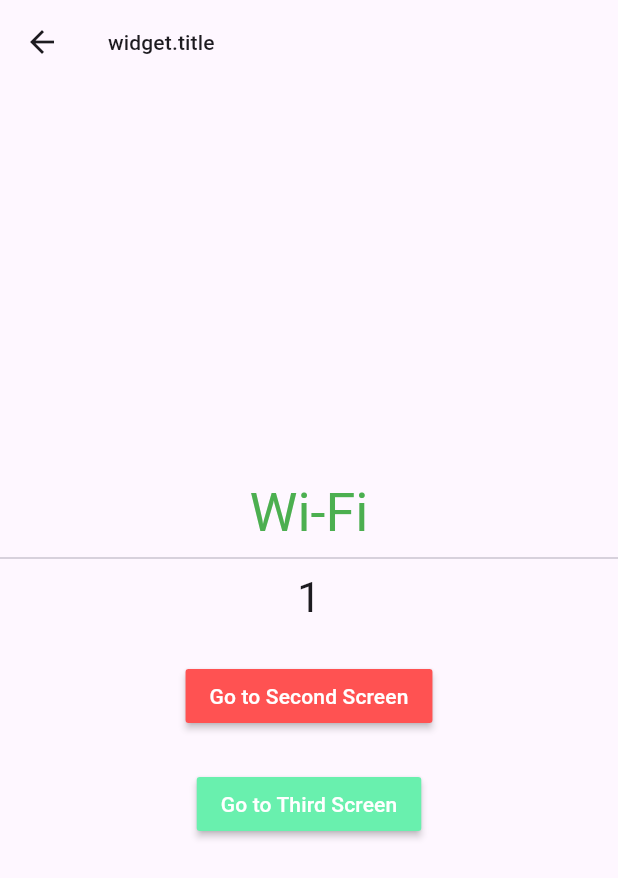
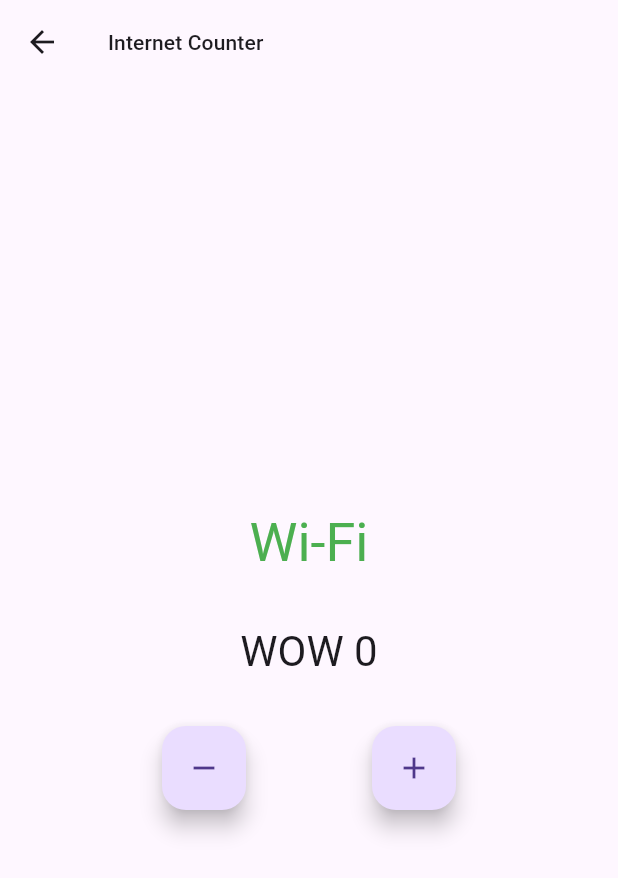
Before and after one commit to RamanGodun/Bloc-Cubit-playground-Counters-App-, a Flutter app: the PageForCounterThatDependsOnInternet screen opened by its route, on a phone screen of 412 x 824 dp. Shown: the top 878 px of the screen. Run offline on Flutter 3.47's test engine with Material 3 defaults, Android fonts, the phone set to English and light mode, and no system bars; our stand-ins replace bloc, bloc_concurrency, connectivity_plus, equatable, flutter_bloc, google_fonts and 1 more.

Commit message:
refactor: refactor prepare to use another lib

```diff
--- a/lib/core/app_constants/app_strings.dart
+++ b/lib/core/app_constants/app_strings.dart
@@ -47,6 +47,8 @@ abstract class AppStrings {
   static const String toAnotherPage = 'To Another Page';
   static const String toCounterThatDependsOnInternet =
       'to Counter, that depends on internet';
+  static const String toDependenceFromOtherBLoCs =
+      'to feature with dependencies from other BLoCs';
 
   ///Route access feature
   static const String otherRouteAccessPageTitle = 'Other Page';
--- a/lib/core/routing/counter_that_depends_on_internet_factory.dart
+++ b/lib/core/routing/counter_that_depends_on_internet_factory.dart
@@ -9,26 +9,17 @@ class _CounterInternetPageFactory {
     );
   }
 
-  static Widget _buildSubPage1(BuildContext context) {
-    return _wrapWithProviders(
-      context,
-      const SubPage1ForCounterThatDependsOnInternet(),
-    );
-  }
-
-  static Widget _buildSubPage2(BuildContext context) {
-    return _wrapWithProviders(
-      context,
-      const SubPage2ForCounterThatDependsOnInternet(),
-    );
-  }
-
   static Widget _wrapWithProviders(BuildContext context, Widget child) {
     return MultiBlocProvider(
       providers: [
         BlocProvider(
-            create: (_) => InternetCubit(connectivity: Connectivity())),
-        BlocProvider(create: (_) => CounterThatDependsOnInternetCubit()),
+          create: (_) => InternetCubit(connectivity: Connectivity()),
+        ),
+        BlocProvider(
+          create: (context) => CounterThatDependsOnInternetCubit(
+            internetStream: context.read<InternetCubit>().stream,
+          ),
+        ),
       ],
       child: BlocProvider(
         create: (_) => UiSettingsCubit(context),
--- a/lib/core/routing/route_names.dart
+++ b/lib/core/routing/route_names.dart
@@ -18,16 +18,12 @@ class RouteNames {
   /// ➕ Counter Page (Standard)
   static const String counterPage = '/counterPage';
 
-  /// 🎨 Dependence from other Cubits/BLoCs
+  /// 🎨 Pages for feature of "Dependence from other Cubits/BLoCs"
   static const String dependenceFromBLoCs = '/dependenceFromBLoCs';
   static const String counterDependsOnColor =
       '/dependenceFromBLoCs/counterDependsOnColorPage';
   static const String counterThatDependsOnInternet =
       '/dependenceFromBLoCs/counterThatDependsOnInternet';
-  static const String subPage1ForCounterThatDependsOnInternet =
-      '/dependenceFromBLoCs/counterThatDependsOnInternet/subPage1ForCounterThatDependsOnInternet';
-  static const String subPage2ForCounterThatDependsOnInternet =
-      '/dependenceFromBLoCs/counterThatDependsOnInternet/subPage2ForCounterThatDependsOnInternet';
 
   /// 🔁 Counter with Event Transformer Handling
   static const String counterEventTransformerDemo =
@@ -39,7 +35,7 @@ class RouteNames {
   /// 🚦 Navigation to "Other Page"
   static const String otherPage = '/counterPage/otherPage';
 
-  /// 🚏 Route State Access Feature pages
+  /// 🚏 Pages for feature of "State Access (through routes)""
   static const String routeAccessHome = '/routeAccess';
   static const String routeAccessMainPage = '/routeAccess/main';
   static const String routeAccessOtherPage = '/routeAccess/main/other';
--- a/lib/core/routing/routes_for_app.dart
+++ b/lib/core/routing/routes_for_app.dart
@@ -19,8 +19,6 @@ import '../../features/events_transformer/counter_with_events_transformer_page.d
 
 import '../../features/dependence_from_other_cubit_or_blocs/presentation/counter_depends_on_color_page.dart';
 import '../../features/dependence_from_other_cubit_or_blocs/presentation/page_4_counter_that_depends_on_interner.dart';
-import '../../features/dependence_from_other_cubit_or_blocs/presentation/sub_page_1_for_counter_that_depends_on_interner.dart';
-import '../../features/dependence_from_other_cubit_or_blocs/presentation/sub_page_2_for_counter_that_depends_on_interner.dart';
 
 import '../../features/cubit_access/presentation/_home_page_4_route_cubit_access.dart';
 import '../../features/cubit_access/presentation/_main_page_4_route_cubit_access.dart';
@@ -95,18 +93,6 @@ class AppRoutes {
           builder: (context) => _CounterInternetPageFactory.buildMain(context),
         );
 
-      case RouteNames.subPage1ForCounterThatDependsOnInternet:
-        return MaterialPageRoute(
-          builder: (context) =>
-              _CounterInternetPageFactory._buildSubPage1(context),
-        );
-
-      case RouteNames.subPage2ForCounterThatDependsOnInternet:
-        return MaterialPageRoute(
-          builder: (context) =>
-              _CounterInternetPageFactory._buildSubPage2(context),
-        );
-
       ///
       case RouteNames.counterHydrated:
         return _buildRoute(const CounterOnHydratedBlocPage());
--- a/lib/features/dependence_from_other_cubit_or_blocs/domain/counter_cubit_that_depends_on_internet/counter_that_depends_on_internet_cubit.dart
+++ b/lib/features/dependence_from_other_cubit_or_blocs/domain/counter_cubit_that_depends_on_internet/counter_that_depends_on_internet_cubit.dart
@@ -1,24 +1,74 @@
+import 'dart:async';
 import 'package:bloc/bloc.dart';
 import 'package:equatable/equatable.dart';
+import 'internet_cubit.dart';
 
 part 'counter_that_depends_on_internet_state.dart';
 
 class CounterThatDependsOnInternetCubit
     extends Cubit<CounterThatDependsOnInternetState> {
-  CounterThatDependsOnInternetCubit()
-      : super(const CounterThatDependsOnInternetState(counterValue: 0));
+  final Stream<InternetState> internetStream;
+  late final StreamSubscription<InternetState> _subscription;
+  InternetState? _previousState;
 
-  void increment() => emit(
-        CounterThatDependsOnInternetState(
-          counterValue: state.counterValue + 1,
-          wasIncremented: true,
-        ),
-      );
+  CounterThatDependsOnInternetCubit({required this.internetStream})
+      : super(CounterThatDependsOnInternetState.initial()) {
+    _subscription = internetStream.listen(_onInternetStateChanged);
+  }
 
-  void decrement() => emit(
-        CounterThatDependsOnInternetState(
-          counterValue: state.counterValue - 1,
-          wasIncremented: false,
-        ),
-      );
+  void _onInternetStateChanged(InternetState currentState) {
+    print('[InternetChange] prev=$_previousState, current=$currentState');
+
+    if (_previousState == null) {
+      _previousState = currentState;
+      return;
+    }
+
+    final isSameType = _previousState.runtimeType == currentState.runtimeType;
+    final isSameTimestamp = _previousState!.timestamp == currentState.timestamp;
+
+    if (isSameType && isSameTimestamp) {
+      print('[INFO] No change in type or timestamp → skip');
+      return;
+    }
+
+    final wasConnected = _previousState is InternetConnected;
+    final isConnected = currentState is InternetConnected;
+
+    if (!wasConnected && isConnected) {
+      print('[ACTION] Incrementing counter');
+      increment();
+    } else if (wasConnected && !isConnected) {
+      print('[ACTION] Decrementing counter');
+      decrement();
+    } else {
+      print('[INFO] No counter change');
+    }
+
+    _previousState = currentState;
+  }
+
+  void increment() {
+    final newCounter = state.counter + 1;
+    print('[COUNTER] Incremented: $newCounter');
+    emit(state.copyWith(
+      counter: newCounter,
+      wasIncremented: true,
+    ));
+  }
+
+  void decrement() {
+    final newCounter = state.counter - 1;
+    print('[COUNTER] Decremented: $newCounter');
+    emit(state.copyWith(
+      counter: newCounter,
+      wasIncremented: false,
+    ));
+  }
+
+  @override
+  Future<void> close() async {
+    await _subscription.cancel();
+    return super.close();
+  }
 }
--- a/lib/features/dependence_from_other_cubit_or_blocs/domain/counter_cubit_that_depends_on_internet/counter_that_depends_on_internet_state.dart
+++ b/lib/features/dependence_from_other_cubit_or_blocs/domain/counter_cubit_that_depends_on_internet/counter_that_depends_on_internet_state.dart
@@ -1,14 +1,33 @@
 part of 'counter_that_depends_on_internet_cubit.dart';
 
 class CounterThatDependsOnInternetState extends Equatable {
-  final int counterValue;
+  final int counter;
   final bool? wasIncremented;
+  final DateTime timestamp;
 
   const CounterThatDependsOnInternetState({
-    required this.counterValue,
+    required this.counter,
     this.wasIncremented,
+    required this.timestamp,
   });
 
+  factory CounterThatDependsOnInternetState.initial() =>
+      CounterThatDependsOnInternetState(
+        counter: 0,
+        timestamp: DateTime.now(),
+      );
+
+  CounterThatDependsOnInternetState copyWith({
+    int? counter,
+    bool? wasIncremented,
+  }) {
+    return CounterThatDependsOnInternetState(
+      counter: counter ?? this.counter,
+      wasIncremented: wasIncremented,
+      timestamp: DateTime.now(),
+    );
+  }
+
   @override
-  List<Object?> get props => [counterValue, wasIncremented];
+  List<Object?> get props => [counter, wasIncremented, timestamp];
 }
--- a/lib/features/dependence_from_other_cubit_or_blocs/domain/counter_cubit_that_depends_on_internet/internet_cubit.dart
+++ b/lib/features/dependence_from_other_cubit_or_blocs/domain/counter_cubit_that_depends_on_internet/internet_cubit.dart
@@ -9,38 +9,42 @@ enum ConnectionType { wifi, mobile, none }
 
 class InternetCubit extends Cubit<InternetState> {
   final Connectivity connectivity;
-  late final StreamSubscription<List<ConnectivityResult>>
-      _connectivitySubscription;
+  late final StreamSubscription<List<ConnectivityResult>> _subscription;
 
-  InternetCubit({required this.connectivity}) : super(const InternetLoading()) {
-    _connectivitySubscription = connectivity.onConnectivityChanged.listen((
-      resultList,
-    ) {
-      final result =
-          resultList.isNotEmpty ? resultList.first : ConnectivityResult.none;
-      _mapConnectivityToState(result);
-    });
+  InternetCubit({required this.connectivity}) : super(InternetLoading()) {
+    _initialize();
   }
 
-  void _mapConnectivityToState(ConnectivityResult result) {
-    switch (result) {
-      case ConnectivityResult.wifi:
-        emit(const InternetConnected(ConnectionType.wifi));
-        break;
-      case ConnectivityResult.mobile:
-        emit(const InternetConnected(ConnectionType.mobile));
-        break;
-      case ConnectivityResult.none:
-        emit(const InternetDisconnected());
-        break;
-      default:
-        emit(const InternetDisconnected());
+  Future<void> _initialize() async {
+    final results = await connectivity.checkConnectivity();
+    _mapConnectivityToState([results[0]]);
+
+    _subscription = connectivity.onConnectivityChanged.listen(
+      (results) {
+        print('[DEBUG] Connectivity changed: $results');
+        _mapConnectivityToState(results);
+      },
+    );
+  }
+
+  void _mapConnectivityToState(List<ConnectivityResult> results) {
+    final newState = () {
+      if (results.contains(ConnectivityResult.wifi)) {
+        return InternetConnected(ConnectionType.wifi);
+      } else if (results.contains(ConnectivityResult.mobile)) {
+        return InternetConnected(ConnectionType.mobile);
+      } else {
+        return InternetDisconnected();
+      }
+    }();
+    if (state.runtimeType != newState.runtimeType || state != newState) {
+      emit(newState);
     }
   }
 
   @override
   Future<void> close() async {
-    await _connectivitySubscription.cancel();
+    await _subscription.cancel();
     return super.close();
   }
 }
--- a/lib/features/dependence_from_other_cubit_or_blocs/domain/counter_cubit_that_depends_on_internet/internet_state.dart
+++ b/lib/features/dependence_from_other_cubit_or_blocs/domain/counter_cubit_that_depends_on_internet/internet_state.dart
@@ -1,25 +1,29 @@
 part of 'internet_cubit.dart';
 
 abstract class InternetState extends Equatable {
-  const InternetState();
+  final DateTime timestamp;
+  const InternetState(this.timestamp);
 
   @override
-  List<Object?> get props => [];
+  List<Object?> get props => [timestamp];
 }
 
 class InternetLoading extends InternetState {
-  const InternetLoading();
+  InternetLoading() : super(DateTime.now());
 }
 
 class InternetConnected extends InternetState {
   final ConnectionType connectionType;
 
-  const InternetConnected(this.connectionType);
+  InternetConnected(this.connectionType) : super(DateTime.now());
 
   @override
-  List<Object?> get props => [connectionType];
+  List<Object?> get props => [connectionType, timestamp];
 }
 
 class InternetDisconnected extends InternetState {
-  const InternetDisconnected();
+  InternetDisconnected() : super(DateTime.now());
+
+  @override
+  List<Object?> get props => [timestamp];
 }
--- a/lib/features/dependence_from_other_cubit_or_blocs/presentation/page_4_counter_that_depends_on_interner.dart
+++ b/lib/features/dependence_from_other_cubit_or_blocs/presentation/page_4_counter_that_depends_on_interner.dart
@@ -1,137 +1,114 @@
-import 'package:countersapp_bloccubit_playground/presentation/widgets/text_widget.dart';
 import 'package:flutter/material.dart';
 import 'package:flutter_bloc/flutter_bloc.dart';
-import '../../../core/routing/route_names.dart';
+import 'package:countersapp_bloccubit_playground/presentation/widgets/text_widget.dart';
 import '../../../core/utilities/helpers.dart';
+import '../../../core/app_constants/app_strings.dart';
 import '../domain/counter_cubit_that_depends_on_internet/counter_that_depends_on_internet_cubit.dart';
 import '../domain/counter_cubit_that_depends_on_internet/internet_cubit.dart';
 
-class PageForCounterThatDependsOnInternet extends StatefulWidget {
+class PageForCounterThatDependsOnInternet extends StatelessWidget {
   const PageForCounterThatDependsOnInternet({super.key});
 
   @override
-  State<PageForCounterThatDependsOnInternet> createState() =>
-      _PageForCounterThatDependsOnInternetState();
-}
-
-class _PageForCounterThatDependsOnInternetState
-    extends State<PageForCounterThatDependsOnInternet> {
-  @override
   Widget build(BuildContext context) {
-    final textStyle = Theme.of(context).textTheme.displaySmall;
-
-    return BlocListener<InternetCubit, InternetState>(
-      listener: (context, state) {
-        final counterCubit = context.read<CounterThatDependsOnInternetCubit>();
-
-        // if (state is InternetDisconnected) {
-        //   ScaffoldMessenger.of(context).showSnackBar(
-        //     const SnackBar(
-        //       content: Text("You're offline"),
-        //       duration: Duration(seconds: 1),
-        //     ),
-        //   );
-        // }
-        if (state is InternetConnected) {
-          switch (state.connectionType) {
-            case ConnectionType.wifi:
-              counterCubit.increment();
-              break;
-            case ConnectionType.mobile:
-              counterCubit.decrement();
-              break;
-            case ConnectionType.none:
-              break;
-          }
-        }
-      },
-      child: Scaffold(
+    return Scaffold(
       appBar: AppBar(
-          title: const TextWidget('widget.title', TextType.titleSmall),
+        title: const TextWidget('Internet Counter', TextType.titleSmall),
       ),
-        body: Center(
+      body: Padding(
+        padding: const EdgeInsets.all(24),
         child: Column(
           mainAxisAlignment: MainAxisAlignment.center,
           children: [
+            /// ✅ Окремий BlocBuilder для InternetCubit
             BlocBuilder<InternetCubit, InternetState>(
-                builder: (context, state) {
-                  if (state is InternetConnected) {
-                    final connectionLabel =
-                        state.connectionType == ConnectionType.wifi
-                            ? 'Wi-Fi'
-                            : 'Mobile';
-                    final color = state.connectionType == ConnectionType.wifi
-                        ? Colors.green
-                        : Colors.red;
-
-                    return Text(
-                      connectionLabel,
-                      style: textStyle?.copyWith(color: color),
-                    );
-                  } else if (state is InternetDisconnected) {
-                    return Text(
-                      'Disconnected',
-                      style: textStyle?.copyWith(color: Colors.grey),
-                    );
-                  }
-                  return const CircularProgressIndicator();
+              builder: (context, internetState) {
+                return _ConnectionStatusLabel(internetState: internetState);
               },
             ),
-              const Divider(height: 16),
+            const SizedBox(height: 32),
+
+            /// ✅ Твій BlocConsumer для CounterCubit
             BlocConsumer<CounterThatDependsOnInternetCubit,
                 CounterThatDependsOnInternetState>(
               listener: (context, state) {
                 final wasIncremented = state.wasIncremented;
                 if (wasIncremented != null) {
-                    final message =
-                        wasIncremented ? 'Incremented!' : 'Decremented!';
-                    ScaffoldMessenger.of(context).showSnackBar(
-                      SnackBar(
-                        content: Text(message),
-                        duration: const Duration(milliseconds: 300),
-                      ),
-                    );
+                  final text = wasIncremented
+                      ? AppStrings.incrementedText
+                      : AppStrings.decrementedText;
+                  Helpers.showStyledSnackBar(context: context, message: text);
                 }
               },
               builder: (context, state) {
-                  final value = state.counterValue;
+                final value = state.counter;
                 final style = Theme.of(context).textTheme.headlineMedium;
-
-                  if (value < 0) {
-                    return Text('BRR, NEGATIVE $value', style: style);
-                  } else if (value == 5) {
-                    return Text('HMM, NUMBER 5', style: style);
-                  } else if (value % 2 == 0) {
-                    return Text('WOW $value', style: style);
-                  } else {
-                    return Text('$value', style: style);
-                  }
+                final displayText = switch (value) {
+                  < 0 => 'BRR, NEGATIVE $value',
+                  == 5 => 'HMM, NUMBER 5',
+                  _ when value % 2 == 0 => 'WOW $value',
+                  _ => '$value',
+                };
+                return Text(displayText, style: style);
               },
             ),
-              const SizedBox(height: 24),
-              MaterialButton(
-                color: Colors.redAccent,
-                onPressed: () => Helpers.pushNamed(context,
-                    RouteNames.subPage1ForCounterThatDependsOnInternet),
-                child: const Text(
-                  'Go to Second Screen',
-                  style: TextStyle(color: Colors.white),
-                ),
-              ),
-              const SizedBox(height: 24),
-              MaterialButton(
-                color: Colors.greenAccent,
-                onPressed: () => Helpers.pushNamed(context,
-                    RouteNames.subPage2ForCounterThatDependsOnInternet),
-                child: const Text(
-                  'Go to Third Screen',
-                  style: TextStyle(color: Colors.white),
-                ),
-              ),
+            const SizedBox(height: 32),
+            _CounterControls(),
           ],
-          ),
         ),
       ),
     );
   }
 }
+
+class _ConnectionStatusLabel extends StatelessWidget {
+  final InternetState internetState;
+
+  const _ConnectionStatusLabel({required this.internetState});
+
+  @override
+  Widget build(BuildContext context) {
+    final textStyle = Theme.of(context).textTheme.displaySmall;
+
+    return switch (internetState) {
+      InternetConnected(:final connectionType) => Text(
+          connectionType == ConnectionType.wifi ? 'Wi-Fi' : 'Mobile',
+          style: textStyle?.copyWith(
+            color: connectionType == ConnectionType.wifi
+                ? Colors.green
+                : Colors.orange,
+          ),
+        ),
+      InternetDisconnected() => Text(
+          'Disconnected',
+          style: textStyle?.copyWith(color: Colors.grey),
+        ),
+      _ => const CircularProgressIndicator(),
+    };
+  }
+}
+
+class _CounterControls extends StatelessWidget {
+  @override
+  Widget build(BuildContext context) {
+    return Row(
+      mainAxisAlignment: MainAxisAlignment.spaceEvenly,
+      children: [
+        FloatingActionButton(
+          heroTag: '_dec',
+          onPressed: () =>
+              context.read<CounterThatDependsOnInternetCubit>().decrement(),
+          tooltip: 'Decrement',
+          child: const Icon(Icons.remove),
+        ),
+        FloatingActionButton(
+          heroTag: '_inc',
+          onPressed: () =>
+              context.read<CounterThatDependsOnInternetCubit>().increment(),
+          tooltip: 'Increment',
+          child: const Icon(Icons.add),
+        ),
+      ],
+    );
+  }
+}
--- a/lib/presentation/pages/home_page.dart
+++ b/lib/presentation/pages/home_page.dart
@@ -109,7 +109,7 @@ class ButtonsList extends StatelessWidget {
             onPressed: () => Helpers.pushNamed(context, RouteNames.counterPage),
           ),
           AppElevatedButton(
-            label: AppStrings.goToCounterDependsOnColor,
+            label: AppStrings.toDependenceFromOtherBLoCs,
             onPressed: () =>
                 Helpers.pushNamed(context, RouteNames.dependenceFromBLoCs),
           ),
```
Also changed, not shown: lib/features/dependence_from_other_cubit_or_blocs/presentation/counter_depends_on_color_page.dart (+1 -8 lines), lib/features/dependence_from_other_cubit_or_blocs/presentation/sub_page_1_for_counter_that_depends_on_interner.dart (deleted, +0 -101 lines), lib/features/dependence_from_other_cubit_or_blocs/presentation/sub_page_2_for_counter_that_depends_on_interner.dart (deleted, +0 -87 lines), pubspec.yaml (+5 -4 lines). Lines whose indentation alone changed are shown as unchanged.
